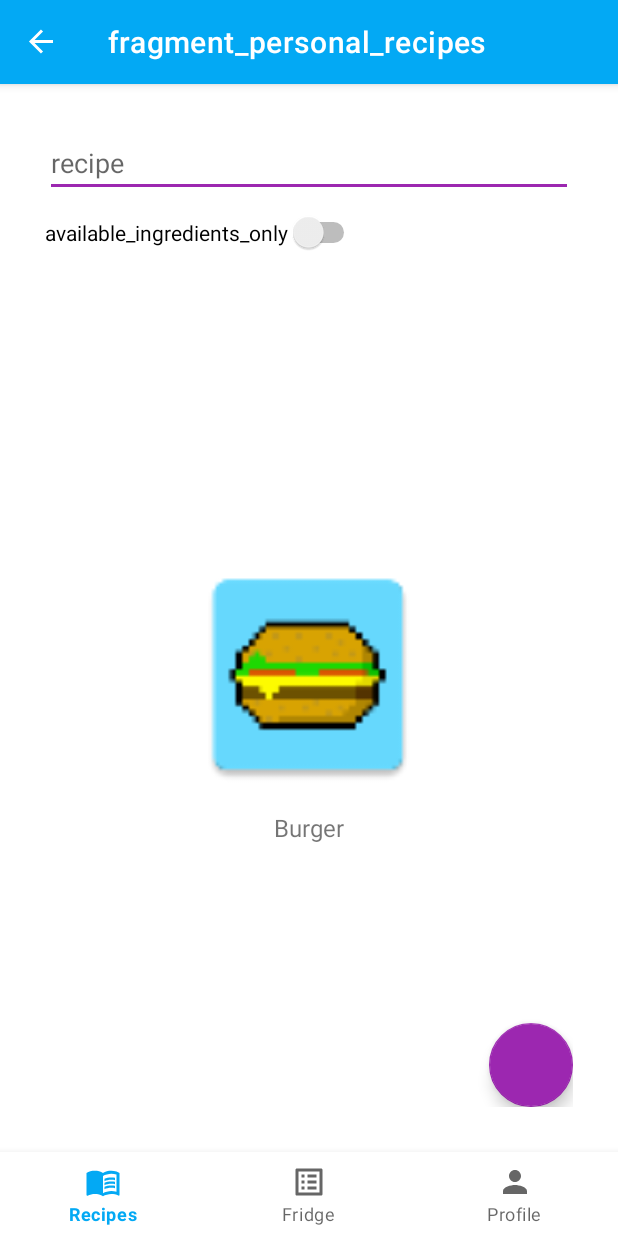
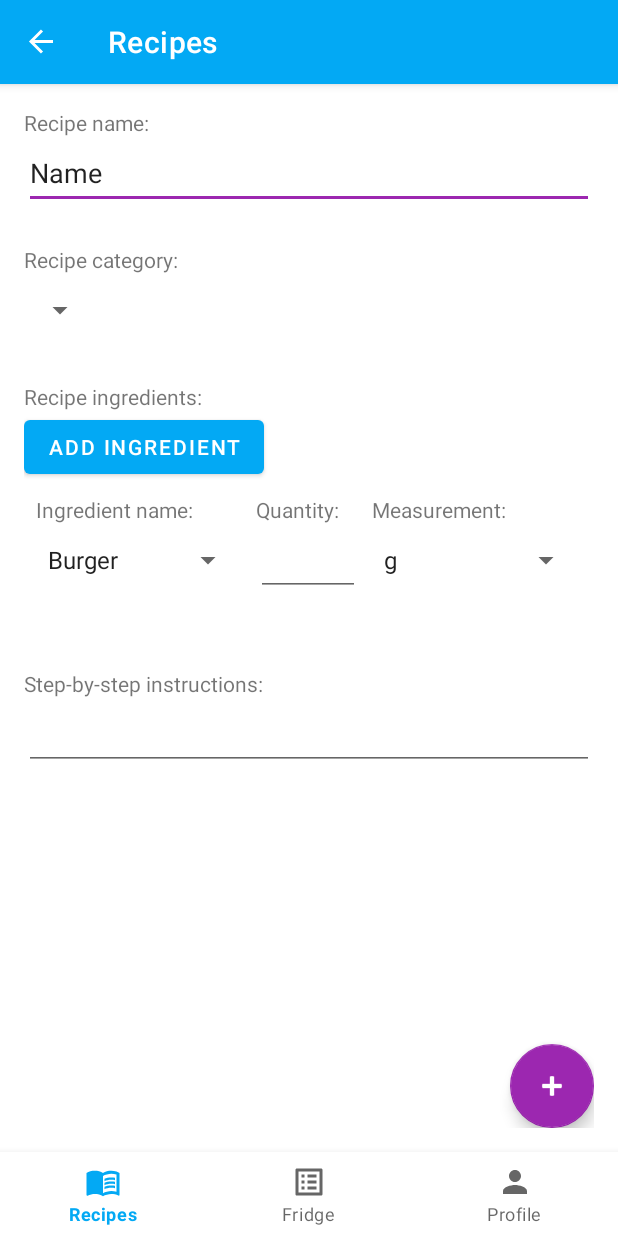
Before and after one commit to HolaSombreros/ANDProject, an Android app: the screen it shows after launch (MainActivity), on a phone screen of 412 x 824 dp. Run offline under Robolectric (Android 15) with nearby library versions, the phone set to English and light mode, and no system bars; our stand-ins replace navigation-ui.

Commit message:
AddRecipe functionality in progress.

```diff
--- /dev/null
+++ b/Foodie/app/src/main/java/com/group2/foodie/list/IngredientsAdapter.java
@@ -0,0 +1,76 @@
+package com.group2.foodie.list;
+
+import android.view.LayoutInflater;
+import android.view.View;
+import android.view.ViewGroup;
+import android.widget.ArrayAdapter;
+import android.widget.EditText;
+import android.widget.Spinner;
+
+import androidx.annotation.NonNull;
+import androidx.recyclerview.widget.RecyclerView;
+
+import com.group2.foodie.R;
+import com.group2.foodie.model.Ingredient;
+
+import java.util.ArrayList;
+import java.util.List;
+
+public class IngredientsAdapter extends RecyclerView.Adapter<IngredientsAdapter.ViewHolder> {
+    private List<Ingredient> ingredients;
+
+    public IngredientsAdapter() {
+        ingredients = new ArrayList<>();
+
+        addNewListItem();
+    }
+
+    @NonNull
+    @Override
+    public ViewHolder onCreateViewHolder(@NonNull ViewGroup parent, int viewType) {
+        LayoutInflater inflater = LayoutInflater.from(parent.getContext());
+        View view = inflater.inflate(R.layout.recipe_ingredient_item, parent, false);
+        return new ViewHolder(view);
+    }
+
+    @Override
+    public void onBindViewHolder(@NonNull ViewHolder holder, int position) {
+//        holder.name.;
+//        holder.quantity.setText(String.valueOf(ingredients.get(position).getQuantity()));
+//        holder.measurement.
+    }
+
+    @Override
+    public int getItemCount() {
+        return ingredients.size();
+    }
+
+    public void addNewListItem() {
+        ingredients.add(new Ingredient());
+    }
+
+    public class ViewHolder extends RecyclerView.ViewHolder {
+        private Spinner name;
+        private EditText quantity;
+        private Spinner measurement;
+
+        public ViewHolder(@NonNull View itemView) {
+            super(itemView);
+
+            name = itemView.findViewById(R.id.recipe_ingredient_name);
+            quantity = itemView.findViewById(R.id.recipe_ingredient_quantity);
+            measurement = itemView.findViewById(R.id.recipe_ingredient_measurement);
+
+            String[] ingredients = {"Burger", "Pizza"};
+            String[] measurements = {"g", "l", "tsp"};
+
+            ArrayAdapter nameAdapter = new ArrayAdapter(itemView.getContext(), android.R.layout.simple_spinner_item, ingredients);
+            nameAdapter.setDropDownViewResource(android.R.layout.simple_spinner_dropdown_item);
+            name.setAdapter(nameAdapter);
+
+            ArrayAdapter measurementAdapter = new ArrayAdapter(itemView.getContext(), android.R.layout.simple_spinner_item, measurements);
+            measurementAdapter.setDropDownViewResource(android.R.layout.simple_spinner_dropdown_item);
+            measurement.setAdapter(measurementAdapter);
+        }
+    }
+}
--- a/Foodie/app/src/main/java/com/group2/foodie/model/Ingredient.java
+++ b/Foodie/app/src/main/java/com/group2/foodie/model/Ingredient.java
@@ -9,6 +9,14 @@ public class Ingredient {
     private double quantity;
     private Measurement measurement;
     private LocalDate localDate;
+
+    public Ingredient() {
+        name = null;
+        imageId = 0;
+        quantity = 0;
+        measurement = null;
+        localDate = null;
+    }
 
     public Ingredient(String name, int imageId, double quantity, Measurement measurement, LocalDate localDate) {
         this.name = name;
--- a/Foodie/app/src/main/java/com/group2/foodie/view/fragment/AddRecipeFragment.java
+++ b/Foodie/app/src/main/java/com/group2/foodie/view/fragment/AddRecipeFragment.java
@@ -1,7 +1,80 @@
 package com.group2.foodie.view.fragment;
 
+import android.os.Bundle;
+import android.view.LayoutInflater;
+import android.view.View;
+import android.view.ViewGroup;
+import android.widget.Button;
+import android.widget.EditText;
+import android.widget.Spinner;
+
+import androidx.annotation.NonNull;
+import androidx.annotation.Nullable;
 import androidx.fragment.app.Fragment;
+import androidx.lifecycle.ViewModelProvider;
+import androidx.recyclerview.widget.LinearLayoutManager;
+import androidx.recyclerview.widget.RecyclerView;
+
+import com.google.android.material.floatingactionbutton.FloatingActionButton;
+import com.group2.foodie.R;
+import com.group2.foodie.list.IngredientsAdapter;
+import com.group2.foodie.model.Ingredient;
+import com.group2.foodie.model.Measurement;
+import com.group2.foodie.viewmodel.AddRecipeViewModel;
+
+import java.time.LocalDate;
+import java.util.ArrayList;
+import java.util.List;
 
 public class AddRecipeFragment extends Fragment {
+    private AddRecipeViewModel viewModel;
 
+    private EditText name;
+    private Spinner categories;
+    private Button addIngredientBtn;
+    private RecyclerView ingredients;
+    private EditText instructions;
+    private FloatingActionButton fab;
+
+    private IngredientsAdapter ingredientsAdapter;
+
+    @Override
+    public View onCreateView(LayoutInflater inflater, ViewGroup container, Bundle savedInstanceState) {
+        return inflater.inflate(R.layout.fragment_add_recipe, container, false);
+    }
+
+    @Override
+    public void onViewCreated(@NonNull View view, @Nullable Bundle savedInstanceState) {
+        super.onViewCreated(view, savedInstanceState);
+
+        viewModel = new ViewModelProvider(getActivity()).get(AddRecipeViewModel.class);
+
+        initializeViews(view);
+        setupViews();
+
+        ingredients.hasFixedSize();
+        ingredients.setLayoutManager(new LinearLayoutManager(getActivity()));
+
+        ingredientsAdapter = new IngredientsAdapter();
+        ingredients.setAdapter(ingredientsAdapter);
+    }
+
+    private void initializeViews(View view) {
+        name = view.findViewById(R.id.add_recipe_name);
+        categories = view.findViewById(R.id.add_recipe_category);
+        addIngredientBtn = view.findViewById(R.id.add_recipe_ingredients_addbutton);
+        ingredients = view.findViewById(R.id.add_recipe_ingredients);
+        instructions = view.findViewById(R.id.add_recipe_instructions);
+        fab = view.findViewById(R.id.add_recipe_fab);
+    }
+
+    private void setupViews() {
+        addIngredientBtn.setOnClickListener((v) -> {
+            ingredientsAdapter.addNewListItem();
+        });
+
+        fab.setOnClickListener((v) -> {
+
+        });
+    }
 }
--- a/Foodie/app/src/main/java/com/group2/foodie/view/fragment/PersonalRecipesFragment.java
+++ b/Foodie/app/src/main/java/com/group2/foodie/view/fragment/PersonalRecipesFragment.java
@@ -43,18 +43,11 @@ public class PersonalRecipesFragment extends Fragment {
         recipesRecycler.setLayoutManager(new LinearLayoutManager(getActivity()));
 
         ArrayList<Recipe> recipeList = new ArrayList<>();
-        recipeList.add(new Recipe("Burger", R.id.personal_recipe_item_picture, new ArrayList<>(), "1. Kill the pig",true, "Food"));
-        recipeList.add(new Recipe("Burger", R.id.personal_recipe_item_picture, new ArrayList<>(), "1. Kill the pig",true, "Food"));
-        recipeList.add(new Recipe("Burger", R.id.personal_recipe_item_picture, new ArrayList<>(), "1. Kill the pig",true, "Food"));
-        recipeList.add(new Recipe("Burger", R.id.personal_recipe_item_picture, new ArrayList<>(), "1. Kill the pig",true, "Food"));
-        recipeList.add(new Recipe("Burger", R.id.personal_recipe_item_picture, new ArrayList<>(), "1. Kill the pig",true, "Food"));
-        recipeList.add(new Recipe("Burger", R.id.personal_recipe_item_picture, new ArrayList<>(), "1. Kill the pig",true, "Food"));
-        recipeList.add(new Recipe("Burger", R.id.personal_recipe_item_picture, new ArrayList<>(), "1. Kill the pig",true, "Food"));
-        recipeList.add(new Recipe("Burger", R.id.personal_recipe_item_picture, new ArrayList<>(), "1. Kill the pig",true, "Food"));
-        recipeList.add(new Recipe("Burger", R.id.personal_recipe_item_picture, new ArrayList<>(), "1. Kill the pig",true, "Food"));
-        recipeList.add(new Recipe("Burger", R.id.personal_recipe_item_picture, new ArrayList<>(), "1. Kill the pig",true, "Food"));
-        recipeList.add(new Recipe("Burger", R.id.personal_recipe_item_picture, new ArrayList<>(), "1. Kill the pig",true, "Food"));
-        recipeList.add(new Recipe("Burger", R.id.personal_recipe_item_picture, new ArrayList<>(), "1. Kill the pig",true, "Food"));
+        recipeList.add(new Recipe("Burger", R.drawable.ic_profile, new ArrayList<>(), "1. Kill the pig",true, "Food"));
+        recipeList.add(new Recipe("Burger", R.drawable.ic_profile, new ArrayList<>(), "1. Kill the pig",true, "Food"));
+        recipeList.add(new Recipe("Burger", R.drawable.ic_profile, new ArrayList<>(), "1. Kill the pig",true, "Food"));
+        recipeList.add(new Recipe("Burger", R.drawable.ic_profile, new ArrayList<>(), "1. Kill the pig",true, "Food"));
+        recipeList.add(new Recipe("Burger", R.drawable.ic_profile, new ArrayList<>(), "1. Kill the pig",true, "Food"));
 
         recipeAdapter = new RecipeAdapter(recipeList);
         //recipeAdapter = new RecipeAdapter(viewModel.getPersonalRecipes());
--- a/Foodie/app/src/main/java/com/group2/foodie/viewmodel/AddRecipeViewModel.java
+++ b/Foodie/app/src/main/java/com/group2/foodie/viewmodel/AddRecipeViewModel.java
@@ -1,4 +1,11 @@
 package com.group2.foodie.viewmodel;
 
-public class AddRecipeViewModel {
+import androidx.lifecycle.ViewModel;
+
+import com.group2.foodie.model.Ingredient;
+
+import java.util.List;
+
+public class AddRecipeViewModel extends ViewModel {
+    private List<Ingredient> ingredients;
 }
--- a/Foodie/app/src/main/res/layout/recipe_ingredient_item.xml
+++ b/Foodie/app/src/main/res/layout/recipe_ingredient_item.xml
@@ -13,7 +13,7 @@
         android:layout_width="0dp"
         android:layout_height="match_parent"
         android:orientation="vertical"
-        android:layout_weight="3">
+        android:layout_weight="2">
 
         <TextView
             android:id="@+id/recipe_ingredient_name_label"
@@ -29,7 +29,6 @@
             android:layout_height="wrap_content"
             android:minHeight="48dp" />
     </LinearLayout>
-
     <LinearLayout
         android:id="@+id/recipe_ingredient_container_2"
         android:layout_height="match_parent"
@@ -52,7 +51,6 @@
             android:inputType="textPersonName"
             android:minHeight="48dp" />
     </LinearLayout>
-
     <LinearLayout
         android:id="@+id/recipe_ingredient_container_3"
         android:layout_width="0dp"
--- a/Foodie/app/src/main/res/navigation/navigation_layout.xml
+++ b/Foodie/app/src/main/res/navigation/navigation_layout.xml
@@ -4,7 +4,7 @@
     xmlns:app="http://schemas.android.com/apk/res-auto"
     xmlns:tools="http://schemas.android.com/tools"
     android:id="@+id/navigation_layout"
-    app:startDestination="@id/fragment_personal_recipes">
+    app:startDestination="@id/fragment_add_recipe">
 
     <fragment
         android:id="@+id/fragment_add_recipe"
```
